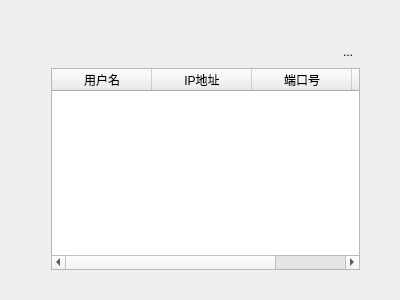
This is QServer/qserver.ui in KailinLi/QChat as Qt 5 draws it before an edit. The edited form follows.
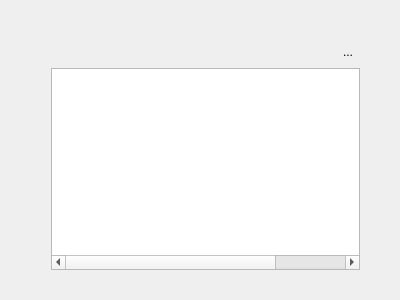
This is the edited form. Icons and pictures are not drawn.

Commit message: tmp finish

```diff
--- a/QServer/qserver.ui
+++ b/QServer/qserver.ui
@@ -57,13 +57,13 @@
        <set>QAbstractItemView::NoEditTriggers</set>
       </property>
       <attribute name="horizontalHeaderVisible">
-       <bool>true</bool>
+       <bool>false</bool>
       </attribute>
       <attribute name="horizontalHeaderCascadingSectionResizes">
        <bool>true</bool>
       </attribute>
       <attribute name="horizontalHeaderDefaultSectionSize">
-       <number>100</number>
+       <number>90</number>
       </attribute>
       <attribute name="verticalHeaderVisible">
        <bool>false</bool>
```
The commit also changes 1 other file.
